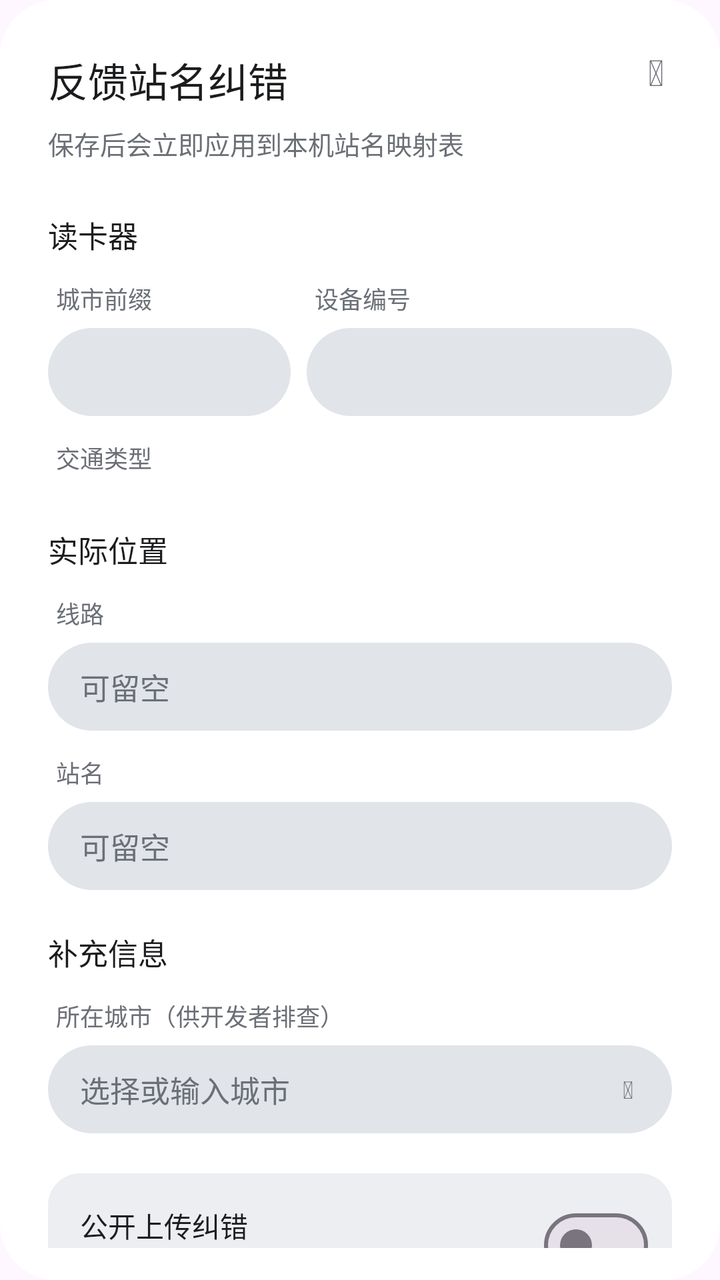
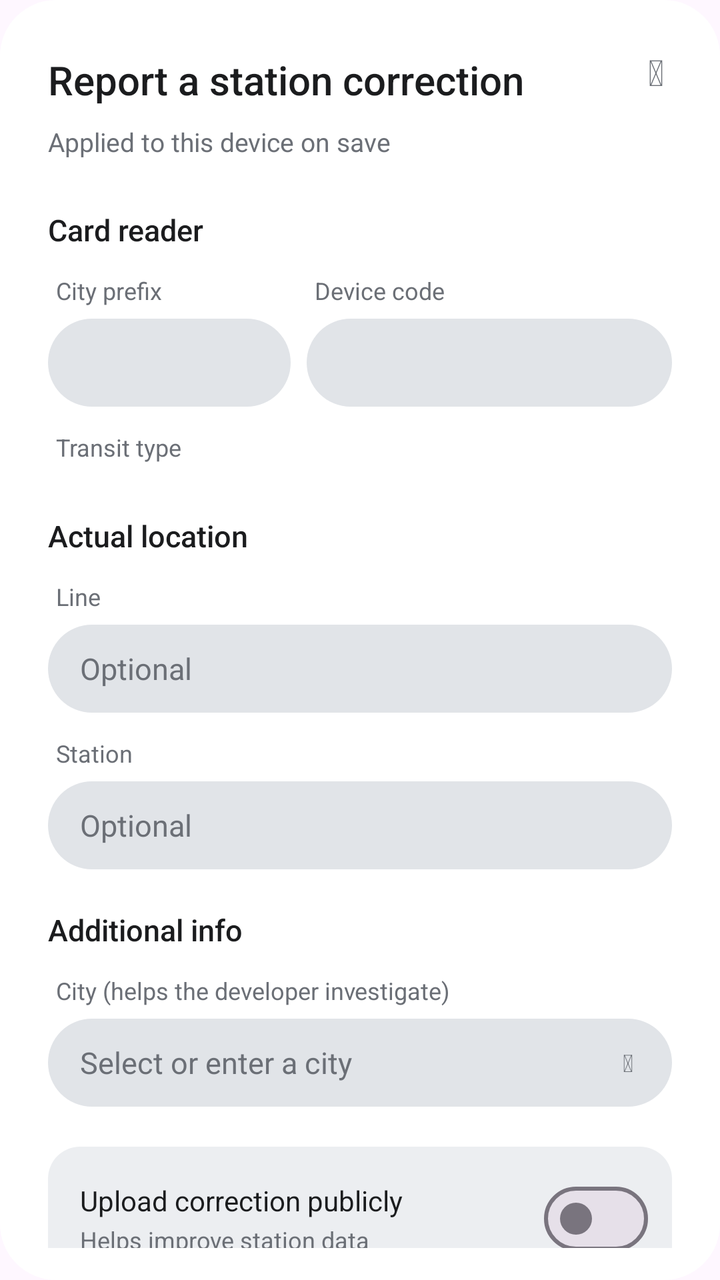

An Android layout rendered at two revisions. The XML below is the earlier revision; the diff shows what the commit changed to produce the second picture.
<!-- AndroidManifest.xml: application theme Theme.TransitU -->
<!-- res/layout/dialog_feedback.xml -->
<?xml version="1.0" encoding="utf-8"?>
<LinearLayout xmlns:android="http://schemas.android.com/apk/res/android"
    android:layout_width="312dp"
    android:layout_height="wrap_content"
    android:background="@drawable/bg_dialog"
    android:orientation="vertical">

    
    <LinearLayout
        android:layout_width="match_parent"
        android:layout_height="wrap_content"
        android:gravity="center_vertical"
        android:orientation="horizontal"
        android:paddingStart="24dp"
        android:paddingTop="16dp"
        android:paddingEnd="12dp">

        <TextView
            android:id="@+id/feedbackTitle"
            android:layout_width="0dp"
            android:layout_height="wrap_content"
            android:layout_weight="1"
            android:fontFamily="sans-serif-medium"
            android:paddingTop="8dp"
            android:text="反馈站名纠错"
            android:textColor="@color/ink"
            android:textSize="20sp" />

        <TextView
            android:id="@+id/feedbackHelp"
            android:layout_width="40dp"
            android:layout_height="40dp"
            android:background="@drawable/bg_back_button"
            android:clickable="true"
            android:contentDescription="填写说明"
            android:focusable="true"
            android:gravity="center"
            android:text="&#xf059;"
            android:textColor="@color/ink_3"
            android:textSize="18sp" />
    </LinearLayout>

    <TextView
        android:layout_width="match_parent"
        android:layout_height="wrap_content"
        android:layout_marginTop="6dp"
        android:paddingStart="24dp"
        android:paddingEnd="24dp"
        android:text="保存后会立即应用到本机站名映射表"
        android:textColor="@color/ink_3"
        android:textSize="13sp" />

    
    <View
        android:id="@+id/feedbackDividerTop"
        android:layout_width="match_parent"
        android:layout_height="1dp"
        android:layout_marginTop="12dp"
        android:background="@color/line"
        android:visibility="invisible" />

    <ScrollView
        android:id="@+id/feedbackScroll"
        android:layout_width="match_parent"
        android:layout_height="wrap_content"
        android:fillViewport="false"
        android:paddingStart="24dp"
        android:paddingEnd="24dp"
        android:paddingBottom="16dp"
        android:scrollbars="none">

        <LinearLayout
            android:layout_width="match_parent"
            android:layout_height="wrap_content"
            android:orientation="vertical">

            
            <TextView
                style="@style/FeedbackSection"
                android:text="读卡器" />

            <LinearLayout
                android:layout_width="match_parent"
                android:layout_height="wrap_content"
                android:orientation="horizontal">

                <LinearLayout
                    android:layout_width="0dp"
                    android:layout_height="wrap_content"
                    android:layout_marginEnd="8dp"
                    android:layout_weight="2"
                    android:orientation="vertical">

                    <TextView
                        style="@style/FeedbackLabel"
                        android:text="城市前缀" />

                    <EditText
                        android:id="@+id/feedbackPrefix"
                        style="@style/FeedbackField"
                        android:fontFamily="monospace"
                        android:inputType="textCapCharacters|textNoSuggestions" />
                </LinearLayout>

                <LinearLayout
                    android:layout_width="0dp"
                    android:layout_height="wrap_content"
                    android:layout_weight="3"
                    android:orientation="vertical">

                    <TextView
                        style="@style/FeedbackLabel"
                        android:text="设备编号" />

                    <EditText
                        android:id="@+id/feedbackCode"
                        style="@style/FeedbackField"
                        android:fontFamily="monospace"
                        android:inputType="textCapCharacters|textNoSuggestions" />
                </LinearLayout>
            </LinearLayout>

            <TextView
                style="@style/FeedbackLabel"
                android:layout_marginTop="12dp"
                android:text="交通类型" />

            
            <LinearLayout
                android:id="@+id/feedbackType"
                android:layout_width="match_parent"
                android:layout_height="wrap_content"
                android:orientation="vertical" />

            <EditText
                android:id="@+id/feedbackTypeCustom"
                style="@style/FeedbackField"
                android:layout_marginTop="8dp"
                android:hint="输入交通类型，如 轮渡、单轨"
                android:visibility="gone" />

            
            <TextView
                style="@style/FeedbackSection"
                android:layout_marginTop="20dp"
                android:text="实际位置" />

            <TextView
                style="@style/FeedbackLabel"
                android:text="线路" />

            <EditText
                android:id="@+id/feedbackLine"
                style="@style/FeedbackField"
                android:hint="可留空" />

            <TextView
                style="@style/FeedbackLabel"
                android:layout_marginTop="12dp"
                android:text="站名" />

            <EditText
                android:id="@+id/feedbackStation"
                style="@style/FeedbackField"
                android:hint="可留空" />

            
            <TextView
                style="@style/FeedbackSection"
                android:layout_marginTop="20dp"
                android:text="补充信息" />

            <TextView
                style="@style/FeedbackLabel"
                android:text="所在城市（供开发者排查）" />

            
            <FrameLayout
                android:layout_width="match_parent"
                android:layout_height="wrap_content">

                <AutoCompleteTextView
                    android:id="@+id/feedbackCity"
                    style="@style/FeedbackField"
                    android:completionThreshold="1"
                    android:dropDownVerticalOffset="6dp"
                    android:hint="选择或输入城市"
                    android:paddingEnd="44dp"
                    android:popupBackground="@drawable/bg_dropdown_popup" />

                <TextView
                    android:id="@+id/feedbackCityChevron"
                    android:layout_width="44dp"
                    android:layout_height="44dp"
                    android:layout_gravity="end|center_vertical"
                    android:background="@drawable/bg_back_button"
                    android:clickable="true"
                    android:focusable="true"
                    android:gravity="center"
                    android:text="&#xf078;"
                    android:textColor="@color/ink_3"
                    android:textSize="12sp" />
            </FrameLayout>

            
            <LinearLayout
                android:id="@+id/feedbackPublishRow"
                android:layout_width="match_parent"
                android:layout_height="wrap_content"
                android:layout_marginTop="20dp"
                android:background="@drawable/bg_feedback_publish"
                android:gravity="center_vertical"
                android:orientation="horizontal"
                android:paddingStart="16dp"
                android:paddingTop="12dp"
                android:paddingEnd="12dp"
                android:paddingBottom="12dp">

                <LinearLayout
                    android:layout_width="0dp"
                    android:layout_height="wrap_content"
                    android:layout_marginEnd="12dp"
                    android:layout_weight="1"
                    android:orientation="vertical">

                    <TextView
                        android:layout_width="wrap_content"
                        android:layout_height="wrap_content"
                        android:text="公开上传纠错"
                        android:textColor="@color/ink"
                        android:textSize="14sp" />

                    <TextView
                        android:layout_width="wrap_content"
                        android:layout_height="wrap_content"
                        android:layout_marginTop="2dp"
                        android:text="帮助提升站名数据的准确度"
                        android:textColor="@color/ink_3"
                        android:textSize="12sp" />
                </LinearLayout>

                <com.google.android.material.materialswitch.MaterialSwitch
                    android:id="@+id/feedbackPublish"
                    android:layout_width="wrap_content"
                    android:layout_height="wrap_content" />
            </LinearLayout>

            <LinearLayout
                android:id="@+id/feedbackMoreInfoRow"
                android:layout_width="match_parent"
                android:layout_height="wrap_content"
                android:layout_marginTop="12dp"
                android:background="@drawable/bg_feedback_publish"
                android:gravity="center_vertical"
                android:orientation="horizontal"
                android:paddingStart="16dp"
                android:paddingTop="12dp"
                android:paddingEnd="12dp"
                android:paddingBottom="12dp">

                <LinearLayout
                    android:layout_width="0dp"
                    android:layout_height="wrap_content"
                    android:layout_marginEnd="12dp"
                    android:layout_weight="1"
                    android:orientation="vertical">

                    <TextView
                        android:layout_width="wrap_content"
                        android:layout_height="wrap_content"
                        android:text="提供更多信息"
                        android:textColor="@color/ink"
                        android:textSize="14sp" />

                    <TextView
                        android:layout_width="wrap_content"
                        android:layout_height="wrap_content"
                        android:layout_marginTop="2dp"
                        android:text="随公开纠错上传该条原始数据，可能包含余额、交易时间、金额等信息"
                        android:textColor="@color/ink_3"
                        android:textSize="12sp" />
                </LinearLayout>

                <com.google.android.material.materialswitch.MaterialSwitch
                    android:id="@+id/feedbackMoreInfo"
                    android:layout_width="wrap_content"
                    android:layout_height="wrap_content"
                    android:checked="false"
                    android:contentDescription="提供更多信息" />
            </LinearLayout>
        </LinearLayout>
    </ScrollView>

    <View
        android:id="@+id/feedbackDividerBottom"
        android:layout_width="match_parent"
        android:layout_height="1dp"
        android:layout_marginBottom="8dp"
        android:background="@color/line"
        android:visibility="invisible" />

    <LinearLayout
        android:layout_width="match_parent"
        android:layout_height="wrap_content"
        android:gravity="end|center_vertical"
        android:orientation="horizontal"
        android:paddingStart="12dp"
        android:paddingEnd="12dp"
        android:paddingBottom="12dp">

        <TextView
            android:id="@+id/feedbackCancel"
            android:layout_width="wrap_content"
            android:layout_height="40dp"
            android:background="@drawable/bg_text_button"
            android:clickable="true"
            android:focusable="true"
            android:fontFamily="sans-serif-medium"
            android:gravity="center"
            android:minWidth="64dp"
            android:paddingStart="12dp"
            android:paddingEnd="12dp"
            android:text="取消"
            android:textColor="@color/ink_2"
            android:textSize="14sp" />

        <TextView
            android:id="@+id/feedbackConfirm"
            android:layout_width="wrap_content"
            android:layout_height="40dp"
            android:background="@drawable/bg_text_button"
            android:clickable="true"
            android:focusable="true"
            android:fontFamily="sans-serif-medium"
            android:gravity="center"
            android:minWidth="64dp"
            android:paddingStart="12dp"
            android:paddingEnd="12dp"
            android:text="保存"
            android:textColor="@color/accent"
            android:textSize="14sp" />
    </LinearLayout>
</LinearLayout>
<!-- resources referenced by this layout -->
<resources>
  <color name="accent">#1F4E9C</color>
  <color name="ink">#1B1C1E</color>
  <color name="ink_2">#4A4D52</color>
  <color name="ink_3">#6B6F76</color>
  <color name="line">#E1E4E8</color>
  <!-- drawable bg_back_button (drawable) -->
  <?xml version="1.0" encoding="utf-8"?>
  <shape xmlns:android="http://schemas.android.com/apk/res/android"
      android:shape="oval">
      <solid android:color="@android:color/transparent" />
  </shape>
  <!-- drawable bg_dialog (drawable) -->
  <?xml version="1.0" encoding="utf-8"?>
  <shape xmlns:android="http://schemas.android.com/apk/res/android">
      <solid android:color="@color/surface" />
      <corners android:radius="28dp" />
  </shape>
  <!-- drawable bg_dropdown_popup (drawable) -->
  <?xml version="1.0" encoding="utf-8"?>
  <shape xmlns:android="http://schemas.android.com/apk/res/android">
      <solid android:color="@color/surface" />
      <corners android:radius="16dp" />
      <padding android:top="6dp" android:bottom="6dp" />
  </shape>
  <!-- drawable bg_feedback_publish (drawable) -->
  <?xml version="1.0" encoding="utf-8"?>
  <shape xmlns:android="http://schemas.android.com/apk/res/android">
      <solid android:color="@color/fill" />
      <corners android:radius="16dp" />
  </shape>
  <color name="surface">#FFFFFF</color>
  <color name="fill">#ECEEF1</color>
  <!-- drawable bg_chip_default (drawable) -->
  <?xml version="1.0" encoding="utf-8"?>
  <shape xmlns:android="http://schemas.android.com/apk/res/android">
      <solid android:color="@color/line" />
      <corners android:radius="999dp" />
  </shape>
  <!-- drawable tu_text_select_handle_middle (drawable) -->
  <?xml version="1.0" encoding="utf-8"?>
  <bitmap xmlns:android="http://schemas.android.com/apk/res/android"
      android:src="@drawable/abc_text_select_handle_middle_mtrl"
      android:tint="?attr/colorPrimary"
      android:tintMode="src_in" />
  <!-- drawable tu_text_select_handle_left (drawable) -->
  <?xml version="1.0" encoding="utf-8"?>
  <bitmap xmlns:android="http://schemas.android.com/apk/res/android"
      android:src="@drawable/abc_text_select_handle_left_mtrl"
      android:tint="?attr/colorPrimary"
      android:tintMode="src_in" />
  <!-- drawable tu_text_select_handle_right (drawable) -->
  <?xml version="1.0" encoding="utf-8"?>
  <bitmap xmlns:android="http://schemas.android.com/apk/res/android"
      android:src="@drawable/abc_text_select_handle_right_mtrl"
      android:tint="?attr/colorPrimary"
      android:tintMode="src_in" />
  <!-- unchanged entries left out for length: 5 -->
</resources>

<!-- the commit's change to res/layout/dialog_feedback.xml (unified diff, before → after) -->
@@ -22,7 +22,7 @@
             android:layout_weight="1"
             android:fontFamily="sans-serif-medium"
             android:paddingTop="8dp"
-            android:text="反馈站名纠错"
+            android:text="@string/feedback_title"
             android:textColor="@color/ink"
             android:textSize="20sp" />
 
@@ -32,7 +32,7 @@
             android:layout_height="40dp"
             android:background="@drawable/bg_back_button"
             android:clickable="true"
-            android:contentDescription="填写说明"
+            android:contentDescription="@string/feedback_help"
             android:focusable="true"
             android:gravity="center"
             android:text="&#xf059;"
@@ -46,7 +46,7 @@
         android:layout_marginTop="6dp"
         android:paddingStart="24dp"
         android:paddingEnd="24dp"
-        android:text="保存后会立即应用到本机站名映射表"
+        android:text="@string/feedback_subtitle"
         android:textColor="@color/ink_3"
         android:textSize="13sp" />
 
@@ -77,7 +77,7 @@
             
             <TextView
                 style="@style/FeedbackSection"
-                android:text="读卡器" />
+                android:text="@string/feedback_section_reader" />
 
             <LinearLayout
                 android:layout_width="match_parent"
@@ -93,7 +93,7 @@
 
                     <TextView
                         style="@style/FeedbackLabel"
-                        android:text="城市前缀" />
+                        android:text="@string/feedback_city_prefix" />
 
                     <EditText
                         android:id="@+id/feedbackPrefix"
@@ -110,7 +110,7 @@
 
                     <TextView
                         style="@style/FeedbackLabel"
-                        android:text="设备编号" />
+                        android:text="@string/feedback_device_code" />
 
                     <EditText
                         android:id="@+id/feedbackCode"
@@ -123,7 +123,7 @@
             <TextView
                 style="@style/FeedbackLabel"
                 android:layout_marginTop="12dp"
-                android:text="交通类型" />
+                android:text="@string/feedback_transit_type" />
 
             
             <LinearLayout
@@ -136,43 +136,43 @@
                 android:id="@+id/feedbackTypeCustom"
                 style="@style/FeedbackField"
                 android:layout_marginTop="8dp"
-                android:hint="输入交通类型，如 轮渡、单轨"
+                android:hint="@string/feedback_transit_type_hint"
                 android:visibility="gone" />
 
             
             <TextView
                 style="@style/FeedbackSection"
                 android:layout_marginTop="20dp"
-                android:text="实际位置" />
+                android:text="@string/feedback_section_location" />
 
             <TextView
                 style="@style/FeedbackLabel"
-                android:text="线路" />
+                android:text="@string/label_line" />
 
             <EditText
                 android:id="@+id/feedbackLine"
                 style="@style/FeedbackField"
-                android:hint="可留空" />
+                android:hint="@string/hint_optional" />
 
             <TextView
                 style="@style/FeedbackLabel"
                 android:layout_marginTop="12dp"
-                android:text="站名" />
+                android:text="@string/label_station" />
 
             <EditText
                 android:id="@+id/feedbackStation"
                 style="@style/FeedbackField"
-                android:hint="可留空" />
+                android:hint="@string/hint_optional" />
 
             
             <TextView
                 style="@style/FeedbackSection"
                 android:layout_marginTop="20dp"
-                android:text="补充信息" />
+                android:text="@string/feedback_section_extra" />
 
             <TextView
                 style="@style/FeedbackLabel"
-                android:text="所在城市（供开发者排查）" />
+                android:text="@string/feedback_city" />
 
             
             <FrameLayout
@@ -184,7 +184,7 @@
                     style="@style/FeedbackField"
                     android:completionThreshold="1"
                     android:dropDownVerticalOffset="6dp"
-                    android:hint="选择或输入城市"
+                    android:hint="@string/feedback_city_hint"
                     android:paddingEnd="44dp"
                     android:popupBackground="@drawable/bg_dropdown_popup" />
 
@@ -226,7 +226,7 @@
                     <TextView
                         android:layout_width="wrap_content"
                         android:layout_height="wrap_content"
-                        android:text="公开上传纠错"
+                        android:text="@string/feedback_public_upload"
                         android:textColor="@color/ink"
                         android:textSize="14sp" />
 
@@ -234,7 +234,7 @@
                         android:layout_width="wrap_content"
                         android:layout_height="wrap_content"
                         android:layout_marginTop="2dp"
-                        android:text="帮助提升站名数据的准确度"
+                        android:text="@string/feedback_public_upload_desc"
                         android:textColor="@color/ink_3"
                         android:textSize="12sp" />
                 </LinearLayout>
@@ -268,7 +268,7 @@
                     <TextView
                         android:layout_width="wrap_content"
                         android:layout_height="wrap_content"
-                        android:text="提供更多信息"
+                        android:text="@string/feedback_more_info"
                         android:textColor="@color/ink"
                         android:textSize="14sp" />
 
@@ -276,7 +276,7 @@
                         android:layout_width="wrap_content"
                         android:layout_height="wrap_content"
                         android:layout_marginTop="2dp"
-                        android:text="随公开纠错上传该条原始数据，可能包含余额、交易时间、金额等信息"
+                        android:text="@string/feedback_more_info_desc"
                         android:textColor="@color/ink_3"
                         android:textSize="12sp" />
                 </LinearLayout>
@@ -286,7 +286,7 @@
                     android:layout_width="wrap_content"
                     android:layout_height="wrap_content"
                     android:checked="false"
-                    android:contentDescription="提供更多信息" />
+                    android:contentDescription="@string/feedback_more_info" />
             </LinearLayout>
         </LinearLayout>
     </ScrollView>
@@ -320,7 +320,7 @@
             android:minWidth="64dp"
             android:paddingStart="12dp"
             android:paddingEnd="12dp"
-            android:text="取消"
+            android:text="@string/action_cancel"
             android:textColor="@color/ink_2"
             android:textSize="14sp" />
 
@@ -336,7 +336,7 @@
             android:minWidth="64dp"
             android:paddingStart="12dp"
             android:paddingEnd="12dp"
-            android:text="保存"
+            android:text="@string/action_save"
             android:textColor="@color/accent"
             android:textSize="14sp" />
     </LinearLayout>
<!-- resource entries referenced after the edit -->
@@ -30,6 +30,27 @@
       <solid android:color="@color/fill" />
       <corners android:radius="16dp" />
   </shape>
+  <string name="action_cancel">Cancel</string>
+  <string name="action_save">Save</string>
+  <string name="feedback_city">City (helps the developer investigate)</string>
+  <string name="feedback_city_hint">Select or enter a city</string>
+  <string name="feedback_city_prefix">City prefix</string>
+  <string name="feedback_device_code">Device code</string>
+  <string name="feedback_help">Help</string>
+  <string name="feedback_more_info">Include more details</string>
+  <string name="feedback_more_info_desc">Uploads this record\'s raw data (may include balance, time, amount)</string>
+  <string name="feedback_public_upload">Upload correction publicly</string>
+  <string name="feedback_public_upload_desc">Helps improve station data</string>
+  <string name="feedback_section_extra">Additional info</string>
+  <string name="feedback_section_location">Actual location</string>
+  <string name="feedback_section_reader">Card reader</string>
+  <string name="feedback_subtitle">Applied to this device on save</string>
+  <string name="feedback_title">Report a station correction</string>
+  <string name="feedback_transit_type">Transit type</string>
+  <string name="feedback_transit_type_hint">Enter a transit type, e.g. 轮渡 (ferry), 单轨 (monorail)</string>
+  <string name="hint_optional">Optional</string>
+  <string name="label_line">Line</string>
+  <string name="label_station">Station</string>
   <color name="surface">#FFFFFF</color>
   <color name="fill">#ECEEF1</color>
   <!-- drawable bg_chip_default (drawable) -->
